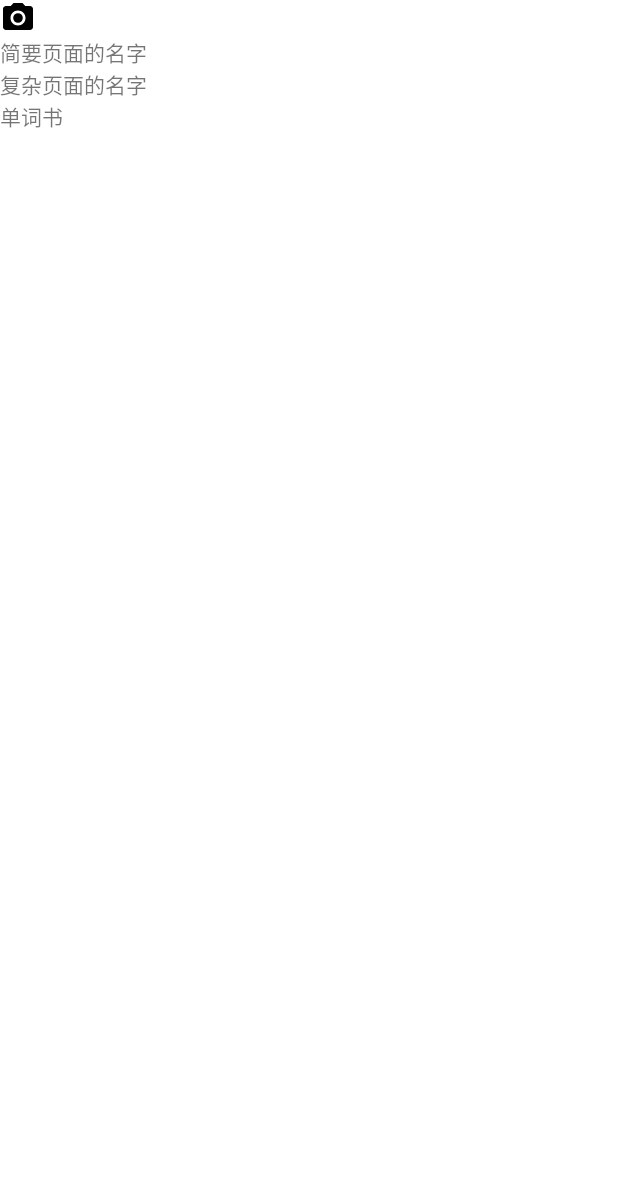
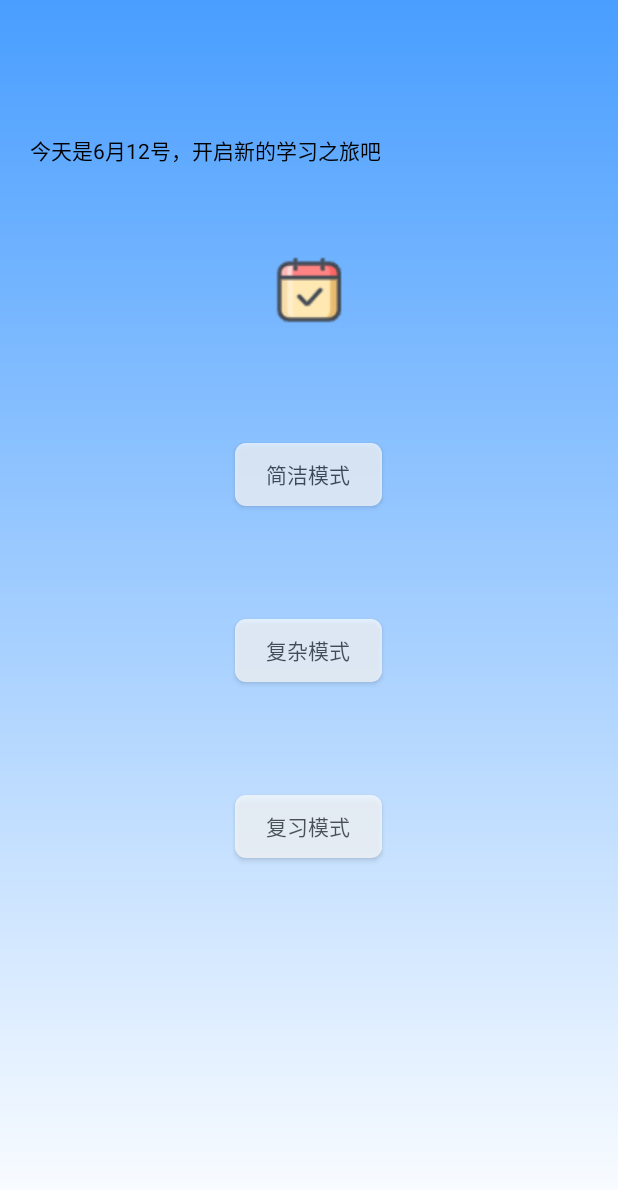
Before and after one commit to Neo0214/CustomizableReciteWordsApp, an Android app: the MainActivity screen opened directly, with no data from a screen before it, on a phone screen of 412 x 824 dp. Shown: the top 1190 px of the screen. Run offline under Robolectric (Android 15) with nearby library versions, the phone set to English and light mode, and no system bars.

Commit message:
draw some pages and global xml

```diff
--- /dev/null
+++ b/app/src/main/res/drawable/button_style.xml
@@ -0,0 +1,9 @@
+<shape xmlns:android="http://schemas.android.com/apk/res/android"
+    android:shape="rectangle">
+    <solid android:color="@color/white"/>
+    <!-- 设置按下后颜色深浅 -->
+    <item android:state_pressed="true">
+        <color android:color="@color/light_gray"/>
+    </item>
+    <corners android:radius="7dp"/>
+</shape>
--- /dev/null
+++ b/app/src/main/res/drawable/gradient_background.xml
@@ -0,0 +1,7 @@
+<?xml version="1.0" encoding="utf-8"?>
+<shape xmlns:android="http://schemas.android.com/apk/res/android">
+    <gradient
+        android:startColor="@color/back_start"
+        android:endColor="@color/back_end"
+        android:angle="270"/>
+</shape>
--- a/app/src/main/res/layout/main_activity.xml
+++ b/app/src/main/res/layout/main_activity.xml
@@ -8,30 +8,71 @@
     <LinearLayout
         android:layout_width="match_parent"
         android:layout_height="match_parent"
-        android:background="@color/white"
+        android:background="@drawable/gradient_background"
         android:orientation="vertical"
-        >
+        app:layout_constraintBottom_toBottomOf="parent"
+        tools:layout_editor_absoluteX="-16dp">
+
+        <Space
+            android:layout_width="match_parent"
+            android:layout_height="89dp" />
+
+        <TextView
+            android:id="@+id/info"
+            android:layout_width="wrap_content"
+            android:layout_height="wrap_content"
+            android:text="@string/infoma"
+            android:layout_marginLeft="20dp"
+            android:textColor="@color/black" />
+
+        <Space
+            android:layout_width="match_parent"
+            android:layout_height="56dp" />
 
         <ImageView
             android:id="@+id/userAvatar"
-            android:layout_width="wrap_content"
-            android:layout_height="wrap_content"
-            android:src="@drawable/ic_menu_camera" />
+            android:layout_width="57dp"
+            android:layout_height="53dp"
+            android:layout_gravity="center"
+            android:src="@drawable/checkout" />
 
-        <TextView
+        <Space
+            android:layout_width="match_parent"
+            android:layout_height="75dp" />
+
+        <Button
             android:id="@+id/funcBrief"
-            android:layout_width="wrap_content"
-            android:layout_height="wrap_content"
+            android:layout_width="98dp"
+            android:layout_height="42dp"
+            android:layout_gravity="center"
+            android:alpha="0.7"
+            android:background="@drawable/button_style"
             android:text="@string/briefView" />
-        <TextView
+
+        <Space
+            android:layout_width="match_parent"
+            android:layout_height="75dp" />
+
+        <Button
             android:id="@+id/funcComplex"
-            android:layout_width="wrap_content"
-            android:layout_height="wrap_content"
+            android:layout_width="98dp"
+            android:layout_height="42dp"
+            android:layout_gravity="center"
+            android:alpha="0.7"
+            android:background="@drawable/button_style"
             android:text="@string/complexView" />
-        <TextView
+
+        <Space
+            android:layout_width="match_parent"
+            android:layout_height="75dp" />
+
+        <Button
             android:id="@+id/books"
-            android:layout_width="wrap_content"
-            android:layout_height="wrap_content"
+            android:layout_width="98dp"
+            android:layout_height="42dp"
+            android:layout_gravity="center"
+            android:alpha="0.7"
+            android:background="@drawable/button_style"
             android:text="@string/books" />
 
     </LinearLayout>
--- a/app/src/main/res/values/colors.xml
+++ b/app/src/main/res/values/colors.xml
@@ -7,4 +7,7 @@
     <color name="teal_700">#FF018786</color>
     <color name="black">#FF000000</color>
     <color name="white">#FFFFFFFF</color>
+    <color name="light_gray">#757575</color>
+    <color name="back_start">#499EFF</color>
+    <color name="back_end">#FFFFFFFF</color>
 </resources>
--- a/app/src/main/res/values/strings.xml
+++ b/app/src/main/res/values/strings.xml
@@ -1,7 +1,7 @@
 <resources>
-    <string name="briefView">简要页面的名字</string>
-    <string name="complexView">复杂页面的名字</string>
-    <string name="books">单词书</string>
+    <string name="briefView">简洁模式</string>
+    <string name="complexView">复杂模式</string>
+    <string name="books">复习模式</string>
 
     <string name="known">认识</string>
     <string name="unknown">不认识</string>
@@ -13,4 +13,6 @@
     <string name="preferenceLiterature">文学作品</string>
 
     <string name="switchMode">切换模式</string>
+
+    <string name="infoma">今天是6月12号，开启新的学习之旅吧</string>
 </resources>
--- /dev/null
+++ b/app/src/main/res/values/style.xml
@@ -0,0 +1,5 @@
+<resources>
+    <style name="AppTheme" parent="@style/Theme.AppCompat.Light.NoActionBar">
+        <item name="statusBarBackground">@color/white</item>
+    </style>
+</resources>
```
Also changed, not shown: app/src/main/AndroidManifest.xml (+6 -11 lines), app/src/main/res/drawable/rectangle_3.xml (added, +21 -0 lines), app/src/main/res/layout/setting_activity.xml (+59 -4 lines), app/src/main/res/drawable/checkout.png (added).
